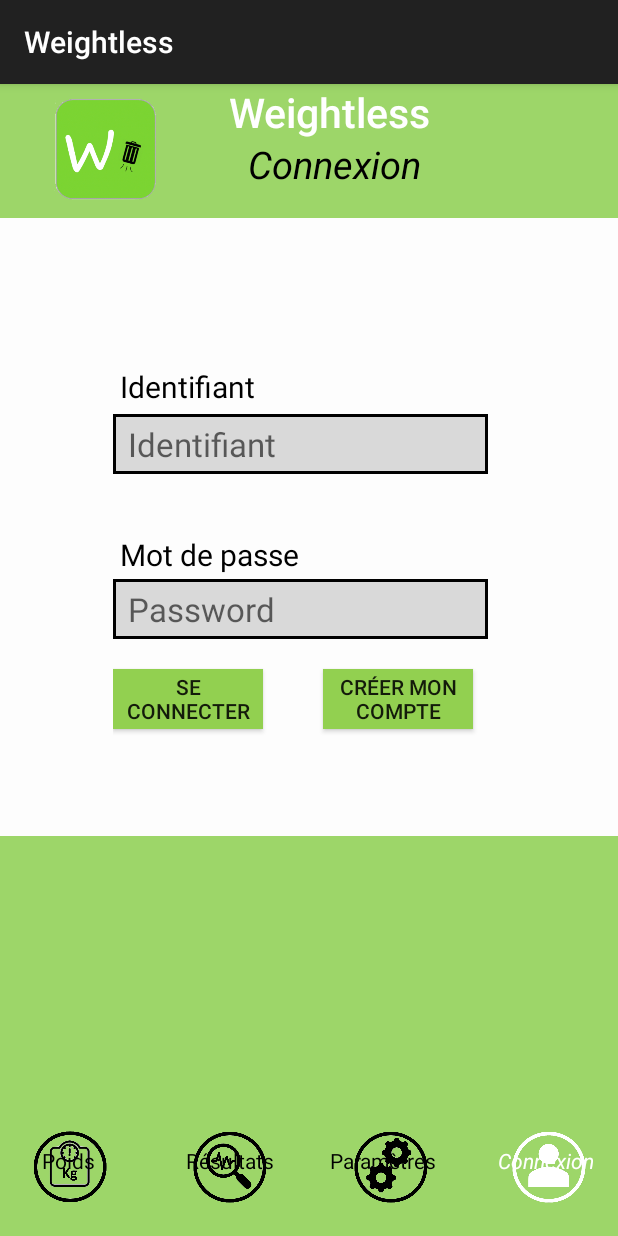
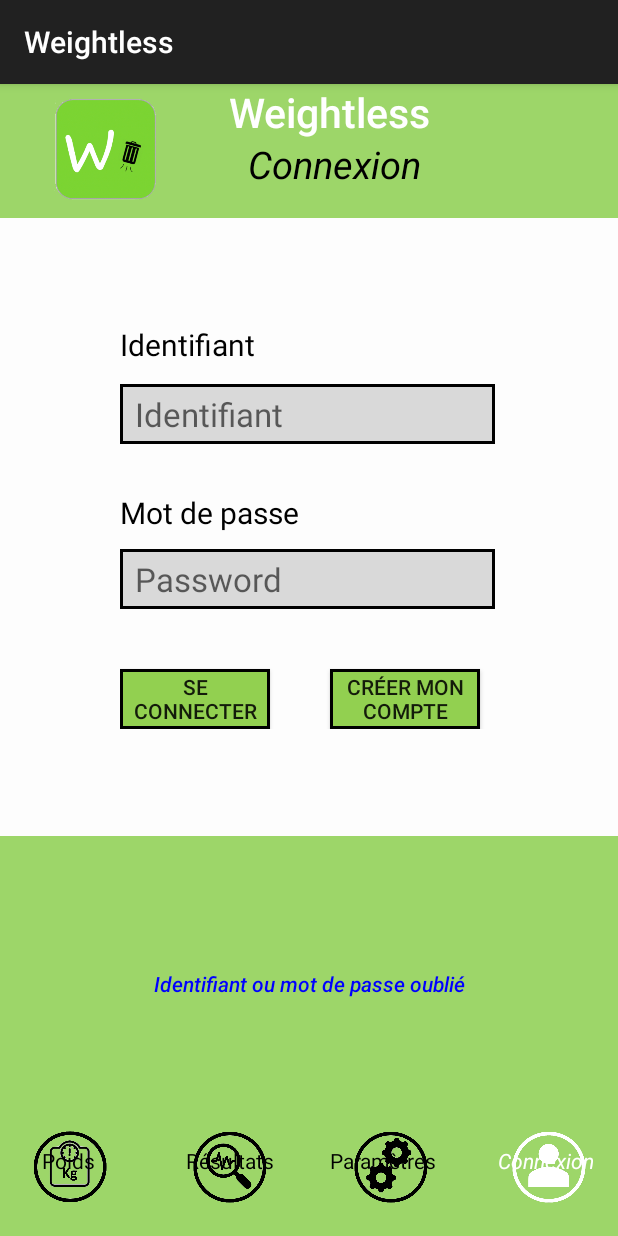
Before and after one commit to VinceDollo/Weightless, an Android app: the activity_connexion screen opened directly, with no data from a screen before it, on a phone screen of 412 x 824 dp. Run offline under Robolectric (Android 15) with nearby library versions, the phone set to English and light mode, and no system bars.

Commit message:
se connecter

```diff
--- /dev/null
+++ b/app/src/main/res/drawable-v24/backbutton.xml
@@ -0,0 +1,10 @@
+<?xml version="1.0" encoding="utf-8"?>
+
+<shape xmlns:android="http://schemas.android.com/apk/res/android" android:shape="rectangle">
+    <stroke
+        android:width="2dp"
+        android:color="@color/black"/>
+    <solid android:color="@color/theme"/>
+
+
+</shape>
--- a/app/src/main/res/layout/activity_connexion.xml
+++ b/app/src/main/res/layout/activity_connexion.xml
@@ -33,7 +33,7 @@
         android:layout_width="wrap_content"
         android:layout_height="wrap_content"
         android:layout_marginLeft="80dp"
-        android:layout_marginTop="188dp"
+        android:layout_marginTop="160dp"
         android:text="Identifiant"
         android:textAppearance="@style/TextAppearance.AppCompat.Display1"
         android:textColor="@color/black"
@@ -46,7 +46,7 @@
         android:layout_width="wrap_content"
         android:layout_height="wrap_content"
         android:layout_marginLeft="80dp"
-        android:layout_marginTop="300dp"
+        android:layout_marginTop="272dp"
         android:text="Mot de passe"
         android:textAppearance="@style/TextAppearance.AppCompat.Display1"
         android:textColor="@color/black"
@@ -84,6 +84,23 @@
         app:layout_constraintRight_toRightOf="parent"
         app:layout_constraintTop_toTopOf="parent"
         app:layout_constraintVertical_bias="0.0" />
+
+    <Button
+        android:id="@+id/btnhelp"
+        android:layout_width="wrap_content"
+        android:layout_height="wrap_content"
+        android:background="@android:color/transparent"
+        android:stateListAnimator="@null"
+        android:text="@string/mdpoublié"
+        android:textSize="14dp"
+        android:textAllCaps="false"
+        android:textColor="@color/bleu"
+        app:layout_constraintBottom_toBottomOf="parent"
+        app:layout_constraintEnd_toEndOf="parent"
+        app:layout_constraintHorizontal_bias="0.5"
+        app:layout_constraintStart_toStartOf="parent"
+        app:layout_constraintTop_toTopOf="parent"
+        app:layout_constraintVertical_bias="0.80" />
 
 
     <!-- BOUTONS -->
@@ -266,11 +283,8 @@
         android:layout_height="wrap_content"
         android:gravity="center"
         android:orientation="vertical"
-        android:paddingLeft="75dp"
-        android:paddingTop="220dp"
-        tools:ignore="MissingConstraints"
-        tools:layout_editor_absoluteX="-16dp"
-        tools:layout_editor_absoluteY="0dp">
+        android:paddingLeft="80dp"
+        android:paddingTop="200dp">
 
 
         <EditText
@@ -295,34 +309,27 @@
             android:textSize="22dp" />
 
 
-
-
         <LinearLayout
             android:layout_width="match_parent"
             android:layout_height="match_parent"
             android:orientation="horizontal">
 
-        <Button
-            android:layout_width="100dp"
-            android:layout_height="40dp"
-            android:layout_marginTop="20dp"
-            android:layout_marginBottom="20dp"
-            android:layout_marginRight="20dp"
-            android:background="@color/theme"
-            android:text="Se connecter" />
+            <Button
+                android:layout_width="100dp"
+                android:layout_height="40dp"
+                android:layout_marginTop="40dp"
+                android:layout_marginRight="20dp"
+                android:background="@drawable/backbutton"
+                android:text="Se connecter" />
 
             <Button
                 android:id="@+id/button"
                 android:layout_width="100dp"
                 android:layout_height="40dp"
-                android:layout_marginTop="20dp"
-                android:layout_marginBottom="20dp"
                 android:layout_marginLeft="20dp"
-                android:background="@color/theme"
-                android:text="Créer mon compte"
-                tools:layout_editor_absoluteX="250dp"
-                tools:layout_editor_absoluteY="469dp" />
-
+                android:layout_marginTop="40dp"
+                android:background="@drawable/backbutton"
+                android:text="Créer mon compte" />
         </LinearLayout>
 
     </LinearLayout>
--- a/app/src/main/res/values/colors.xml
+++ b/app/src/main/res/values/colors.xml
@@ -3,5 +3,6 @@
     <color name="theme">#92D050</color>
     <color name="black">#000000</color>
     <color name="blanc">#FFFFFF</color>
+    <color name="bleu">#0000FF</color>
 
 </resources>
--- a/app/src/main/res/values/strings.xml
+++ b/app/src/main/res/values/strings.xml
@@ -6,6 +6,7 @@
     <string name="results">Résultats</string>
     <string name="connexion"><i>Connexion</i></string>
     <string name="poids"><i>Poids</i></string>
+    <string name="mdpoublié"><i>Identifiant ou mot de passe oublié</i></string>
 
 
 
```
